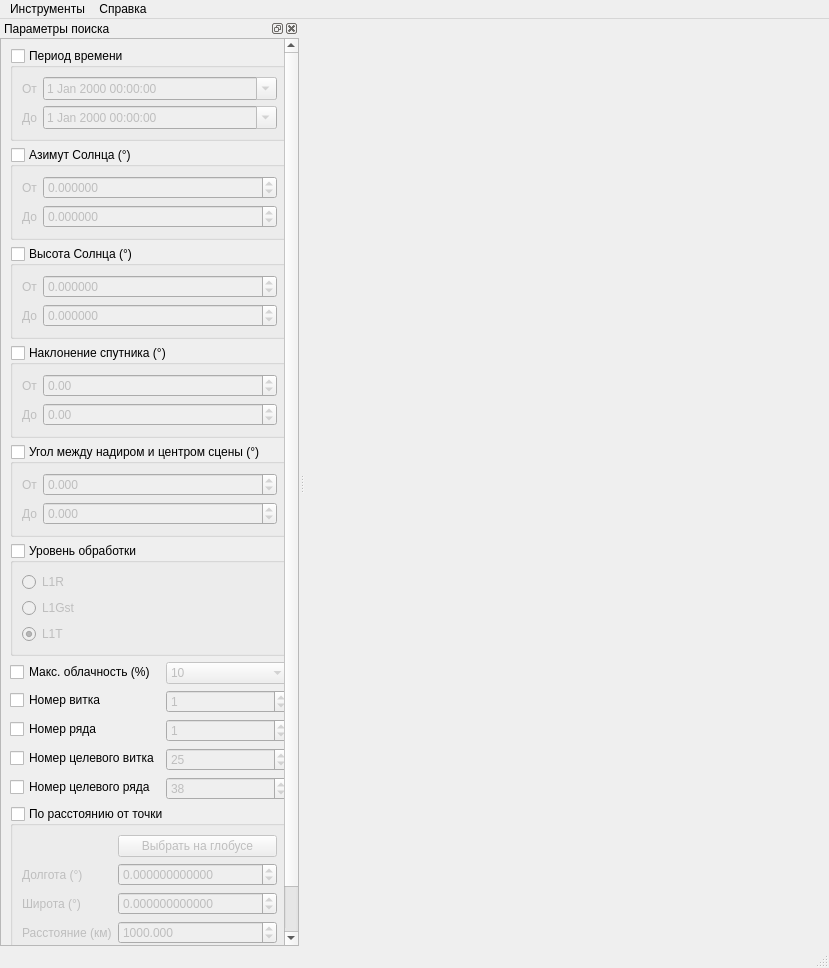
Old version of the form src/geoPortal/ui/MainWindow.ui in the repository AlexBobkov/hyexplorer.
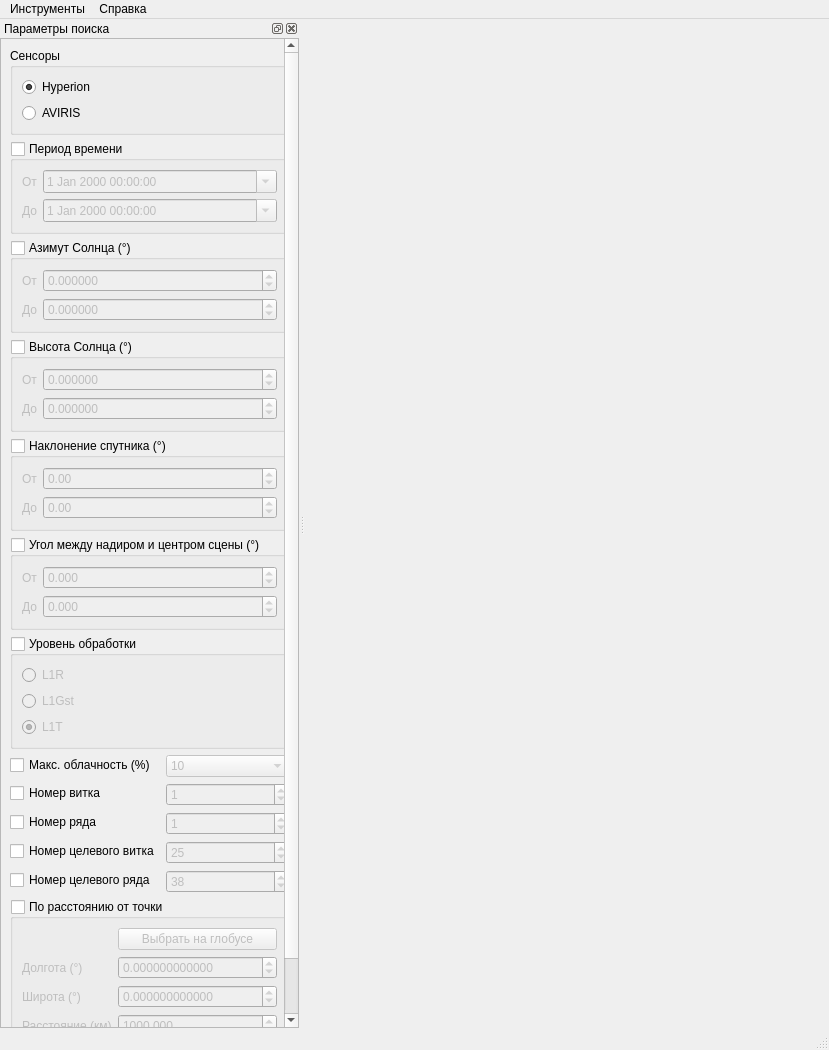
New version of the form.

Patch:
```diff
--- a/src/geoPortal/ui/MainWindow.ui
+++ b/src/geoPortal/ui/MainWindow.ui
@@ -7,7 +7,7 @@
     <x>0</x>
     <y>0</y>
     <width>829</width>
-    <height>968</height>
+    <height>1050</height>
    </rect>
   </property>
   <property name="windowTitle">
@@ -78,10 +78,36 @@
           <x>0</x>
           <y>0</y>
           <width>266</width>
-          <height>903</height>
+          <height>985</height>
          </rect>
         </property>
         <layout class="QVBoxLayout" name="verticalLayout_2">
+         <item>
+          <widget class="QGroupBox" name="groupBox">
+           <property name="title">
+            <string>Сенсоры</string>
+           </property>
+           <layout class="QVBoxLayout" name="verticalLayout_4">
+            <item>
+             <widget class="QRadioButton" name="hyperionRadioButton">
+              <property name="text">
+               <string>Hyperion</string>
+              </property>
+              <property name="checked">
+               <bool>true</bool>
+              </property>
+             </widget>
+            </item>
+            <item>
+             <widget class="QRadioButton" name="avirisRadioButton">
+              <property name="text">
+               <string>AVIRIS</string>
+              </property>
+             </widget>
+            </item>
+           </layout>
+          </widget>
+         </item>
          <item>
           <widget class="QGroupBox" name="dateGroupBox">
            <property name="title">
```
